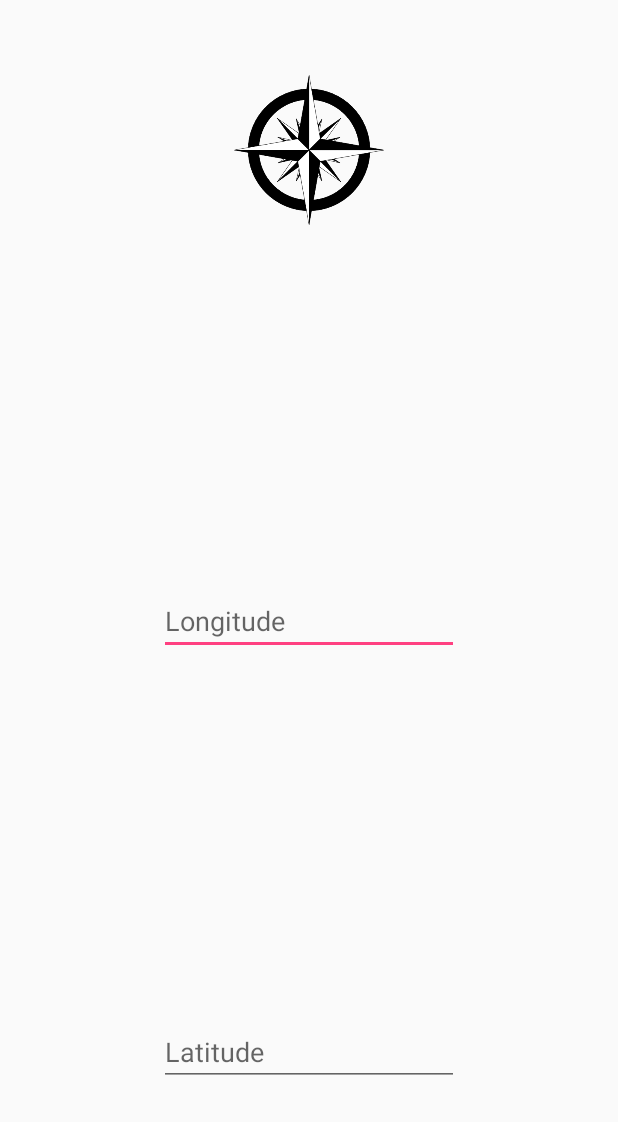
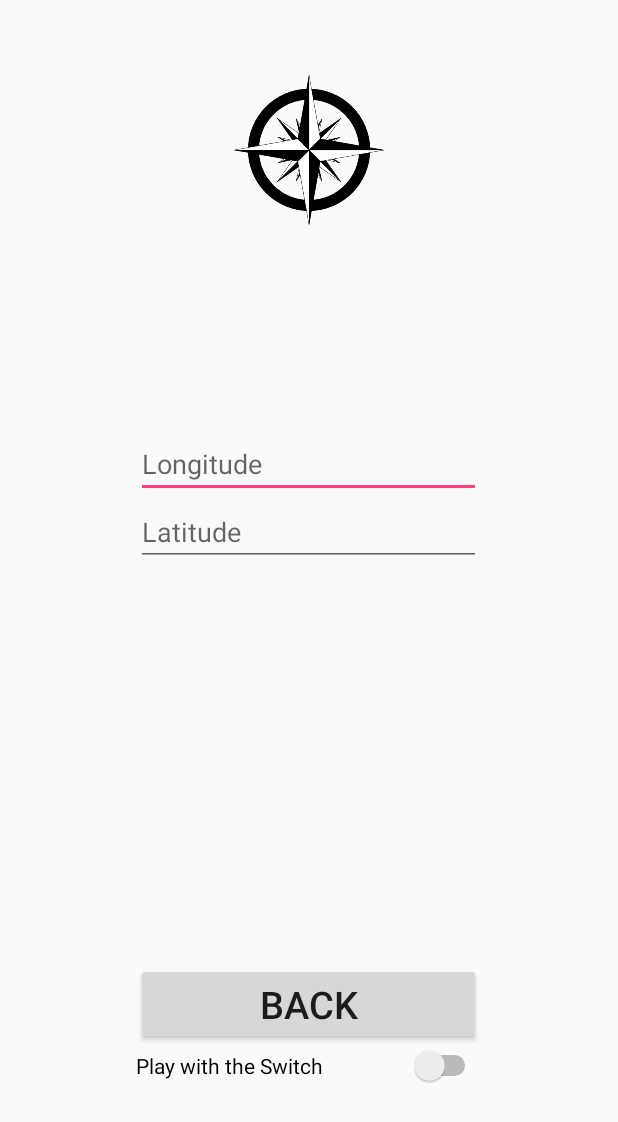
Before and after one commit to morales-201/GitDirection, an Android app: the layout destination_page.xml on its own in the app's theme, with its tools: preview values and no code run, on a phone screen of 412 x 824 dp. Shown: the top 1122 px of the screen. Run offline under Robolectric (Android 15) with nearby library versions, the phone set to English and light mode, and no system bars.

Commit message:
Create destination settings page

```diff
--- a/app/build.gradle
+++ b/app/build.gradle
@@ -8,6 +8,7 @@ android {
         minSdkVersion 23
         targetSdkVersion 25
         versionCode 1
+        multiDexEnabled true
         versionName "1.0"
         testInstrumentationRunner "android.support.test.runner.AndroidJUnitRunner"
     }
--- a/app/src/main/res/layout/destination_main.xml
+++ b/app/src/main/res/layout/destination_page.xml
@@ -26,17 +26,35 @@
         android:layout_width="@dimen/buttonwidth"
         android:layout_height="wrap_content"
         android:inputType="numberDecimal"
-        android:digits="10"
-        android:hint="Longitude" />
-    <View
-        android:layout_width="0dp"
-        android:layout_height="10dp"
-        android:layout_weight="1" />
+        android:hint="Longitude"
+        />
+
     <EditText
         android:id="@+id/latitude"
         android:layout_width="@dimen/buttonwidth"
         android:layout_height="wrap_content"
         android:inputType="numberDecimal"
-        android:digits="10"
         android:hint="Latitude" />
+
+    <View
+        android:layout_width="0dp"
+        android:layout_height="10dp"
+        android:layout_weight="2" />
+
+    <Button
+        android:id="@+id/destinationBackButton"
+        android:layout_height="wrap_content"
+        android:layout_width="@dimen/buttonwidth"
+        android:text="Back"
+        android:onClick="showMainPageFromDestination"
+        android:textSize="25sp"
+        />
+    <Switch
+        android:id="@+id/mySwitch"
+        android:layout_width="@dimen/buttonwidth"
+        android:layout_height="wrap_content"
+        android:text="Play with the Switch"
+        />
+
+
 </LinearLayout>
--- a/app/src/main/res/values/dimens.xml
+++ b/app/src/main/res/values/dimens.xml
@@ -2,5 +2,5 @@
     <!-- Default screen margins, per the Android Design guidelines. -->
     <dimen name="activity_horizontal_margin">16dp</dimen>
     <dimen name="activity_vertical_margin">16dp</dimen>
-    <dimen name="buttonwidth">200dp</dimen>
+    <dimen name="buttonwidth">230dp</dimen>
 </resources>
```
Also changed, not shown: app/src/main/java/com/comp/jpb/gitdirection/MainActivity.java (+44 -0 lines), app/src/main/res/layout/settings_page.xml (+22 -9 lines), app/src/main/res/values/integers.xml (+1 -8 lines), app/src/main/res/values/strings.xml (+8 -1 lines).
